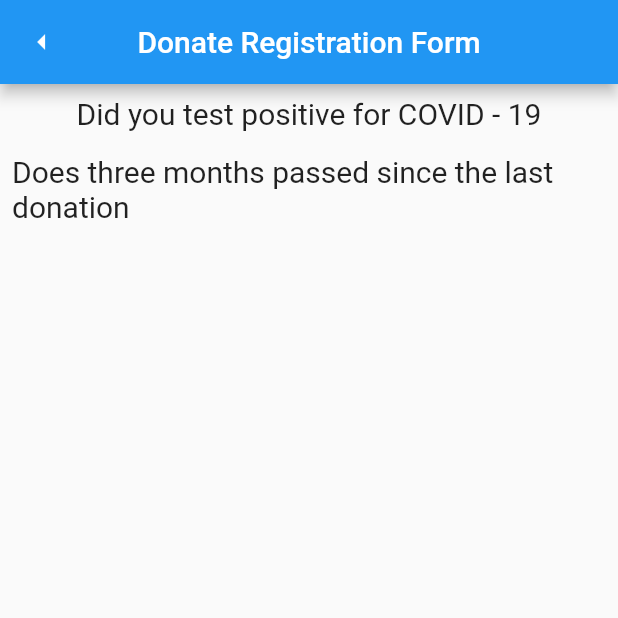
After one commit to ShreyasRaj4/MediCaP, a Flutter app: the Donate screen opened directly, on a phone screen of 412 x 824 dp, the top half of it. The commit adds this screen. Run offline on Flutter 3.47's test engine with Material 2 defaults, Android fonts, the phone set to English and light mode, and no system bars; our stand-ins replace cloud_firestore, firebase_auth, firebase_core, flare_flutter, flutter_spinkit, font_awesome_flutter and 3 more; missing offline and left inert: flutter_auth_buttons; accounts and stored records are empty.

Commit message:
Tried without getx,but failed

```diff
--- /dev/null
+++ b/lib/home/donate.dart
@@ -0,0 +1,40 @@
+import 'package:flutter/material.dart';
+
+class Donate extends StatefulWidget {
+  @override
+  _DonateState createState() => _DonateState();
+}
+
+class _DonateState extends State<Donate> {
+  List<bool> _selections = List.generate(2, (index) => false);
+  @override
+  Widget build(BuildContext context) {
+    return Scaffold(
+      appBar: AppBar(
+        leading: Icon(Icons.arrow_left_outlined),
+        title: Text(
+          'Donate Registration Form',
+        ),
+        centerTitle: true,
+      ),
+      body: Column(
+        children: [
+          Padding(
+            padding: const EdgeInsets.all(8.0),
+            child: Text(
+              'Did you test positive for COVID - 19',
+              style: TextStyle(fontSize: 20),
+            ),
+          ),
+          Padding(
+            padding: const EdgeInsets.all(8.0),
+            child: Text(
+              'Does three months passed since the last donation',
+              style: TextStyle(fontSize: 20),
+            ),
+          ),
+        ],
+      ),
+    );
+  }
+}
--- a/lib/register/signup.dart
+++ b/lib/register/signup.dart
@@ -1,5 +1,4 @@
 import 'package:MediCaP/GetXHelper/FirebaseController.dart';
-import 'package:MediCaP/registration.dart';
 import 'package:flutter/material.dart';
 import 'package:flutter_auth_buttons/flutter_auth_buttons.dart';
 import 'package:form_field_validator/form_field_validator.dart';
--- a/pubspec.yaml
+++ b/pubspec.yaml
@@ -42,6 +42,7 @@ dependencies:
   font_awesome_flutter: ^8.10.0
   shimmer: ^1.1.1
   animated_splash_screen: ^1.0.1
+  flutter_spinkit: ^4.1.2
 
 dev_dependencies:
   flutter_test:
```
Also changed, not shown: lib/home/drawerscreen.dart (+9 -6 lines), lib/loading.dart (added, +19 -0 lines), lib/registration.dart (deleted, +0 -18 lines), lib/GetXHelper/FirebaseController.dart (line endings or trailing spaces), lib/main.dart (line endings or trailing spaces), lib/register/login.dart (line endings or trailing spaces), pubspec.lock.
